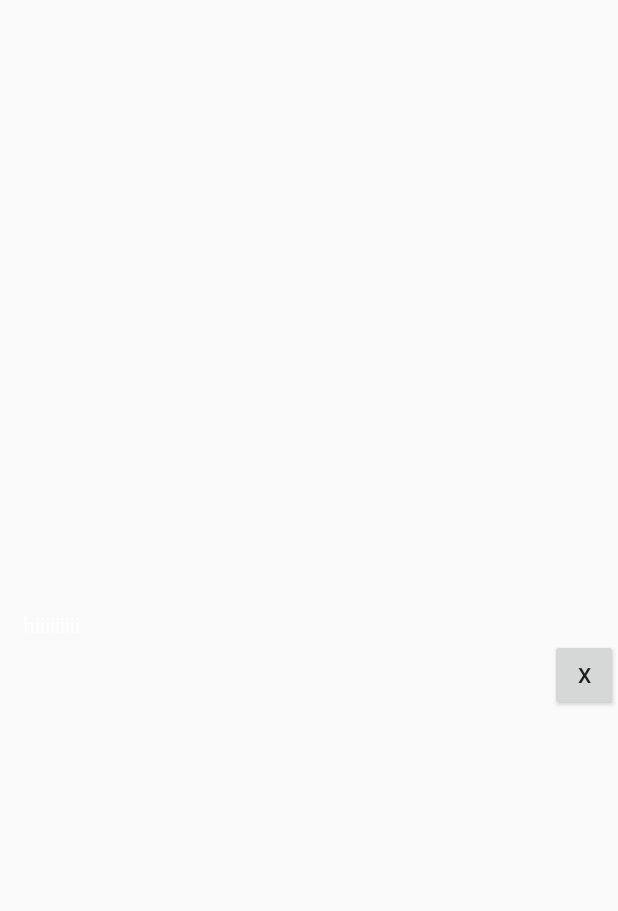
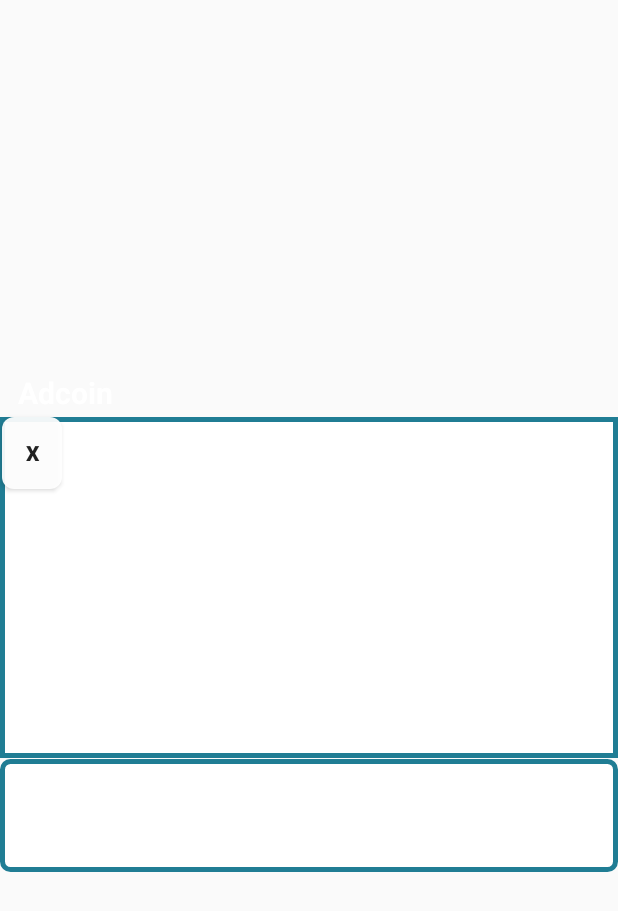
Before and after one commit to dinesh4u2k/MobileVerification, an Android app: the layout popup.xml on its own in the app's theme, with its tools: preview values and no code run, on a phone screen of 412 x 824 dp. Shown: the top 911 px of the screen. Run offline under Robolectric (Android 15) with nearby library versions, the phone set to English and light mode, and no system bars.

Commit message:
sep 7 night (#4)

```diff
--- /dev/null
+++ b/app/src/main/res/drawable/closebutton.xml
@@ -0,0 +1,9 @@
+<?xml version="1.0" encoding="utf-8"?>
+<shape xmlns:android="http://schemas.android.com/apk/res/android"
+    android:shape="rectangle">
+    <solid android:color="#eeffffff" />
+    <corners android:bottomRightRadius="8dp"
+        android:bottomLeftRadius="8dp"
+        android:topRightRadius="8dp"
+        android:topLeftRadius="8dp"/>
+</shape>
--- /dev/null
+++ b/app/src/main/res/drawable/popupbackground.xml
@@ -0,0 +1,7 @@
+<?xml version="1.0" encoding="utf-8"?>
+<shape xmlns:android="http://schemas.android.com/apk/res/android">
+    <solid android:color="#FFFFFF" />
+    <stroke android:width="3dp" android:color="#ff207d94" />
+    <padding android:left="1dp" android:top="1dp" android:right="1dp"
+        android:bottom="1dp" />
+</shape>
--- /dev/null
+++ b/app/src/main/res/drawable/rectangle.xml
@@ -0,0 +1,11 @@
+<?xml version="1.0" encoding="UTF-8"?>
+<shape xmlns:android="http://schemas.android.com/apk/res/android"
+    android:id="@+id/listview_background_shape">
+    <stroke android:width="3dp" android:color="#ff207d94" />
+    <padding android:left="2dp"
+        android:top="2dp"
+        android:right="2dp"
+        android:bottom="2dp" />
+    <corners android:radius="5dp" />
+    <solid android:color="#ffffffff" />
+</shape>
--- a/app/src/main/res/layout/popup.xml
+++ b/app/src/main/res/layout/popup.xml
@@ -1,41 +1,63 @@
 <?xml version="1.0" encoding="utf-8"?>
-<RelativeLayout xmlns:android="http://schemas.android.com/apk/res/android"
-    android:id="@+id/ly"
+
+
+<FrameLayout xmlns:android="http://schemas.android.com/apk/res/android"
+    android:layout_width="match_parent"
+    android:layout_height="wrap_content"
+    android:layout_gravity="center"
+    android:orientation="horizontal">
+
+
+
+
+
+    <FrameLayout
+        android:id="@+id/view_root"
         android:layout_width="fill_parent"
-    android:layout_height="fill_parent"
-    android:orientation="vertical">
+        android:layout_height="568dp"
+        android:layout_gravity="center">
+
+        <TextView
+            android:layout_marginTop="120dp"
+            android:layout_width="120dp"
+            android:layout_height="wrap_content"
+            android:layout_marginStart="12dp"
+            android:text="Adcoin"
+            android:textAppearance="@style/TextAppearance.AppCompat.Body1"
+            android:textColor="@android:color/white"
+            android:textSize="20sp"
+            android:textStyle="bold"
+            android:typeface="sans" />
+
+
+
 
         <ImageView
-
             android:id="@+id/banner"
             android:layout_width="match_parent"
-        android:layout_height="300dp"
-
-        android:layout_alignParentBottom="true"
-        android:layout_alignParentStart="true"
-        android:layout_marginBottom="98dp" />
-
+            android:layout_height="227dp"
+            android:layout_marginTop="150dp"
+            android:background="@drawable/popupbackground" />
 
         <Button
+            android:id="@+id/close"
+            android:layout_width="40dp"
+            android:layout_height="wrap_content"
+            android:layout_marginTop="150dp"
+            android:layout_marginLeft="1dp"
+            android:background="@drawable/closebutton"
+            android:src="@drawable/close"
+            android:text="X"
+            android:textStyle="bold" />
+        <!--android:layout_marginTop="150dp"-->
 
-        android:id="@+id/close"
-        android:layout_width="45dp"
-        android:layout_height="wrap_content"
-        android:layout_alignParentEnd="true"
-        android:layout_alignTop="@+id/banner"
-        android:src="@drawable/close"
-        android:text="X" />
+        <View
+            android:id="@+id/myRectangleView"
+            android:layout_width="fill_parent"
+            android:layout_height="75dp"
+            android:layout_marginTop="378dp"
+            android:background="@drawable/rectangle" />
 
-    <TextView
-        android:id="@+id/textView2"
-        android:layout_width="171dp"
-        android:layout_height="wrap_content"
-        android:layout_above="@+id/banner"
-        android:layout_alignParentStart="true"
-        android:layout_marginStart="15dp"
-        android:text="hiiiiiiiii"
-        android:textAppearance="@style/TextAppearance.AppCompat.Body1"
-        android:textColor="@android:color/white" />
+    </FrameLayout>
 
-
-</RelativeLayout>
+</FrameLayout>
```
Also changed, not shown: app/src/main/java/com/example/kavi/mobileverification/CustomPhoneStateListener.java (+59 -4 lines), 1 other file. Lines whose indentation alone changed are shown as unchanged.
